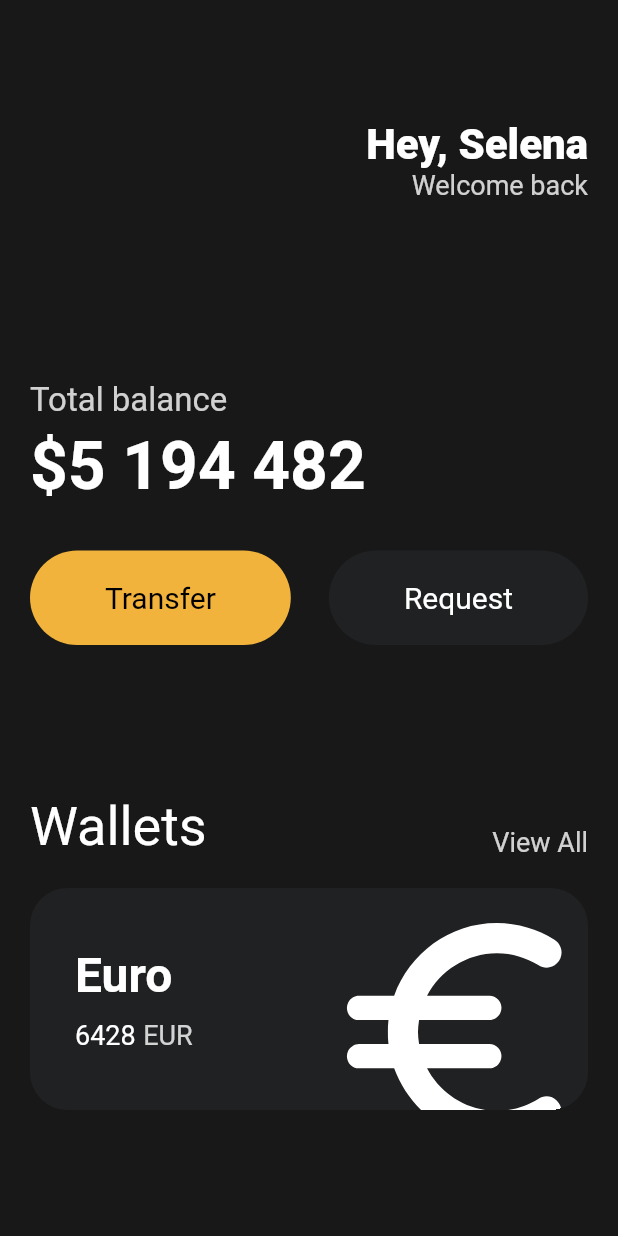
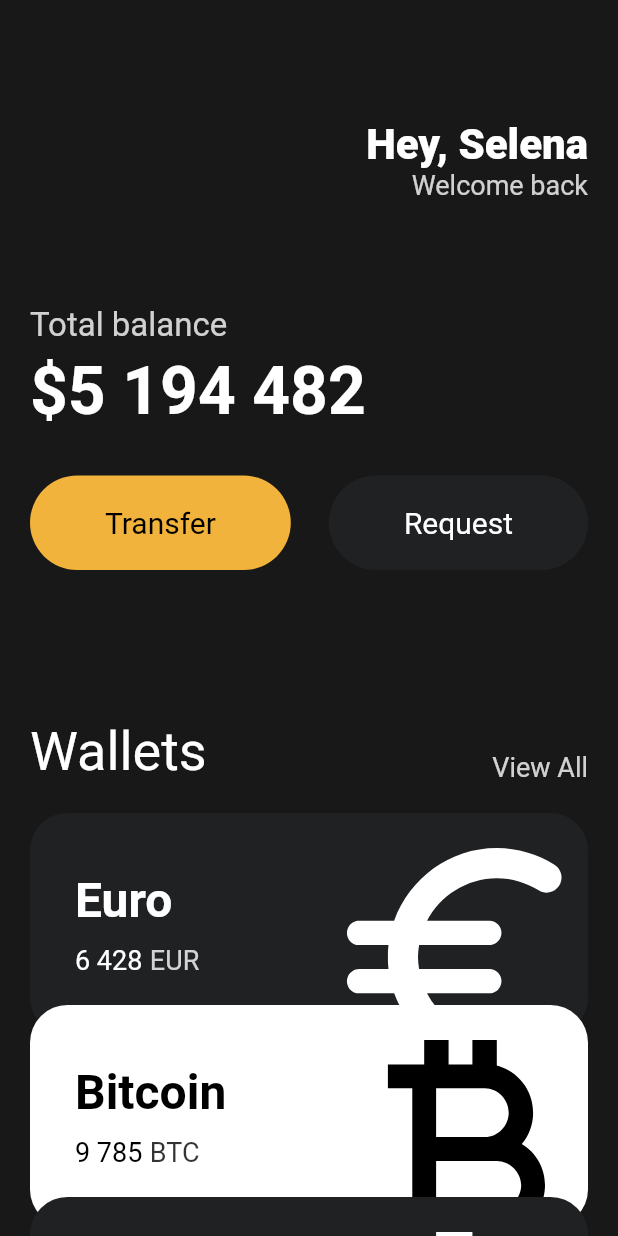
Before and after one commit to wellsbabo/flutter_practice, a Flutter app: the screen it shows after launch, on a phone screen of 412 x 824 dp. Run offline on Flutter 3.47's test engine with Material 2 defaults, Android fonts, the phone set to English and light mode, and no system bars.

Commit message:
#3.8 완강

```diff
--- a/toonflix/lib/main.dart
+++ b/toonflix/lib/main.dart
@@ -1,6 +1,7 @@
 // import 'package:flutter/cupertino.dart';
 import 'package:flutter/material.dart';
 import 'package:toonflix/widgets/button.dart';
+import 'package:toonflix/widgets/currency_card.dart';
 
 class Player {
   String?
@@ -26,7 +27,8 @@
     return MaterialApp(
       home: Scaffold(
         backgroundColor: const Color(0xFF181818),
-        body: Padding(
+        body: SingleChildScrollView(
+          child: Padding(
             padding: const EdgeInsets.symmetric(horizontal: 20),
             child: Column(
               crossAxisAlignment: CrossAxisAlignment.start,
@@ -60,7 +62,7 @@
                   ],
                 ),
                 const SizedBox(
-                height: 120,
+                  height: 70,
                 ),
                 Text(
                   "Total balance",
@@ -122,74 +124,37 @@
                 const SizedBox(
                   height: 20,
                 ),
-              Container(
-                clipBehavior: Clip.hardEdge,
-                decoration: BoxDecoration(
-                  color: const Color(0xFF1F2123),
-                  borderRadius: BorderRadius.circular(25),
+                const CurrencyCard(
+                  name: "Euro",
+                  code: "EUR",
+                  amount: "6 428",
+                  icon: Icons.euro_rounded,
+                  isInverted: false,
                 ),
-                child: Padding(
-                  padding: const EdgeInsets.all(
-                    30,
-                  ),
-                  child: Row(
-                    mainAxisAlignment: MainAxisAlignment.spaceBetween,
-                    children: [
-                      Column(
-                        crossAxisAlignment: CrossAxisAlignment.start,
-                        children: [
-                          const Text(
-                            "Euro",
-                            style: TextStyle(
-                              color: Colors.white,
-                              fontSize: 32,
-                              fontWeight: FontWeight.w600,
+                Transform.translate(
+                  offset: const Offset(0, -20),
+                  child: const CurrencyCard(
+                    name: "Bitcoin",
+                    code: "BTC",
+                    amount: "9 785",
+                    icon: Icons.currency_bitcoin,
+                    isInverted: true,
                   ),
                 ),
-                          const SizedBox(
-                            height: 10,
-                          ),
-                          Row(
-                            children: [
-                              const Text(
-                                "6428",
-                                style: TextStyle(
-                                  color: Colors.white,
-                                  fontSize: 18,
-                                ),
-                              ),
-                              const SizedBox(
-                                width: 5,
-                              ),
-                              Text(
-                                "EUR",
-                                style: TextStyle(
-                                  color: Colors.white.withOpacity(0.8),
-                                  fontSize: 18,
-                                ),
-                              ),
-                            ],
-                          ),
-                        ],
-                      ),
-                      Transform.scale(
-                        scale: 2.2,
-                        child: Transform.translate(
-                          offset: const Offset(-5, 10),
-                          child: const Icon(
-                            Icons.euro_rounded,
-                            color: Colors.white,
-                            size: 88,
-                          ),
+                Transform.translate(
+                  offset: const Offset(0, -40),
+                  child: const CurrencyCard(
+                    name: "Dollor",
+                    code: "USD",
+                    amount: "428",
+                    icon: Icons.attach_money_outlined,
+                    isInverted: false,
                   ),
                 )
               ],
             ),
           ),
         ),
-            ],
-          ),
-        ),
       ),
     );
   }
--- /dev/null
+++ b/toonflix/lib/widgets/currency_card.dart
@@ -0,0 +1,89 @@
+import 'package:flutter/material.dart';
+
+class CurrencyCard extends StatelessWidget {
+  final String name, code, amount;
+  final IconData icon;
+  final bool isInverted;
+
+  final _blackColor = const Color(0xFF1F2123);
+
+  const CurrencyCard({
+    super.key,
+    required this.name,
+    required this.code,
+    required this.amount,
+    required this.icon,
+    required this.isInverted,
+  });
+
+  @override
+  Widget build(BuildContext context) {
+    return Container(
+      clipBehavior: Clip.hardEdge,
+      decoration: BoxDecoration(
+        color: isInverted ? Colors.white : _blackColor,
+        borderRadius: BorderRadius.circular(25),
+      ),
+      child: Padding(
+        padding: const EdgeInsets.all(
+          30,
+        ),
+        child: Row(
+          mainAxisAlignment: MainAxisAlignment.spaceBetween,
+          children: [
+            Column(
+              crossAxisAlignment: CrossAxisAlignment.start,
+              children: [
+                Text(
+                  name,
+                  style: TextStyle(
+                    color: isInverted ? Colors.black : Colors.white,
+                    fontSize: 32,
+                    fontWeight: FontWeight.w600,
+                  ),
+                ),
+                const SizedBox(
+                  height: 10,
+                ),
+                Row(
+                  children: [
+                    Text(
+                      amount,
+                      style: TextStyle(
+                        color: isInverted ? Colors.black : Colors.white,
+                        fontSize: 18,
+                      ),
+                    ),
+                    const SizedBox(
+                      width: 5,
+                    ),
+                    Text(
+                      code,
+                      style: TextStyle(
+                        color: isInverted
+                            ? Colors.black.withOpacity(0.8)
+                            : Colors.white.withOpacity(0.8),
+                        fontSize: 18,
+                      ),
+                    ),
+                  ],
+                ),
+              ],
+            ),
+            Transform.scale(
+              scale: 2.2,
+              child: Transform.translate(
+                offset: const Offset(-5, 10),
+                child: Icon(
+                  icon,
+                  color: isInverted ? Colors.black : Colors.white,
+                  size: 88,
+                ),
+              ),
+            )
+          ],
+        ),
+      ),
+    );
+  }
+}
```
Lines whose indentation alone changed are shown as unchanged.
